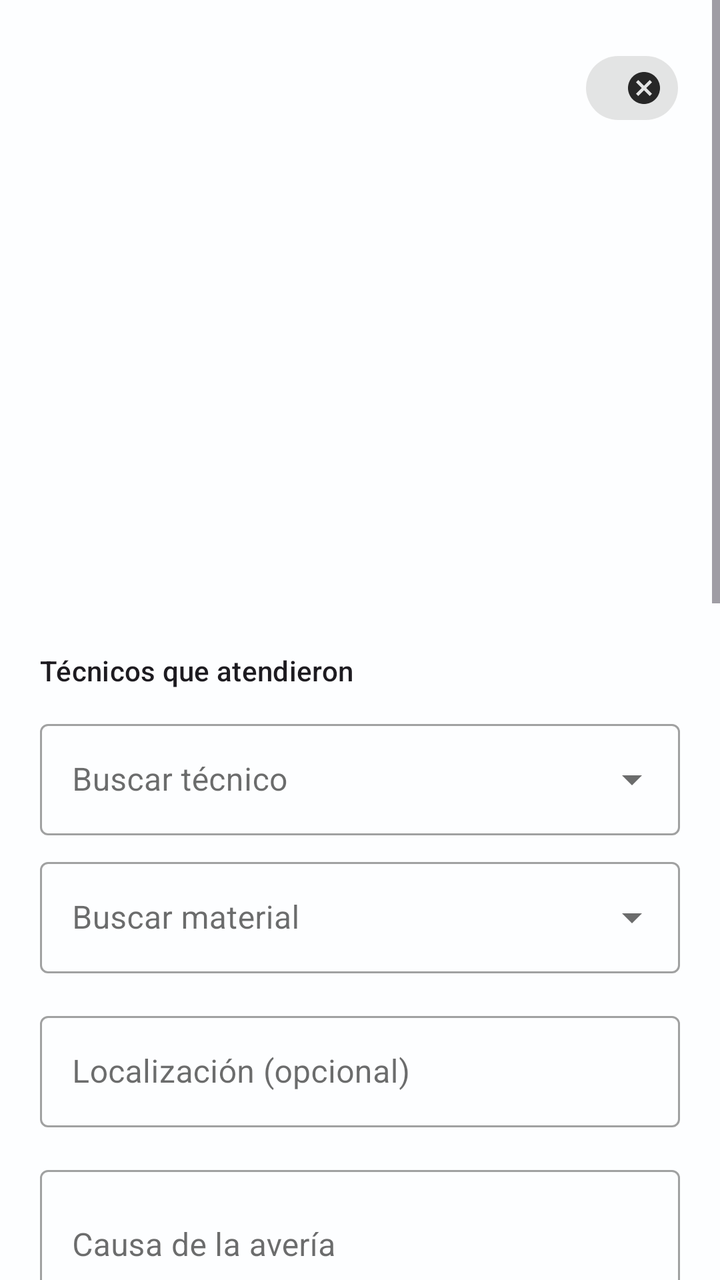
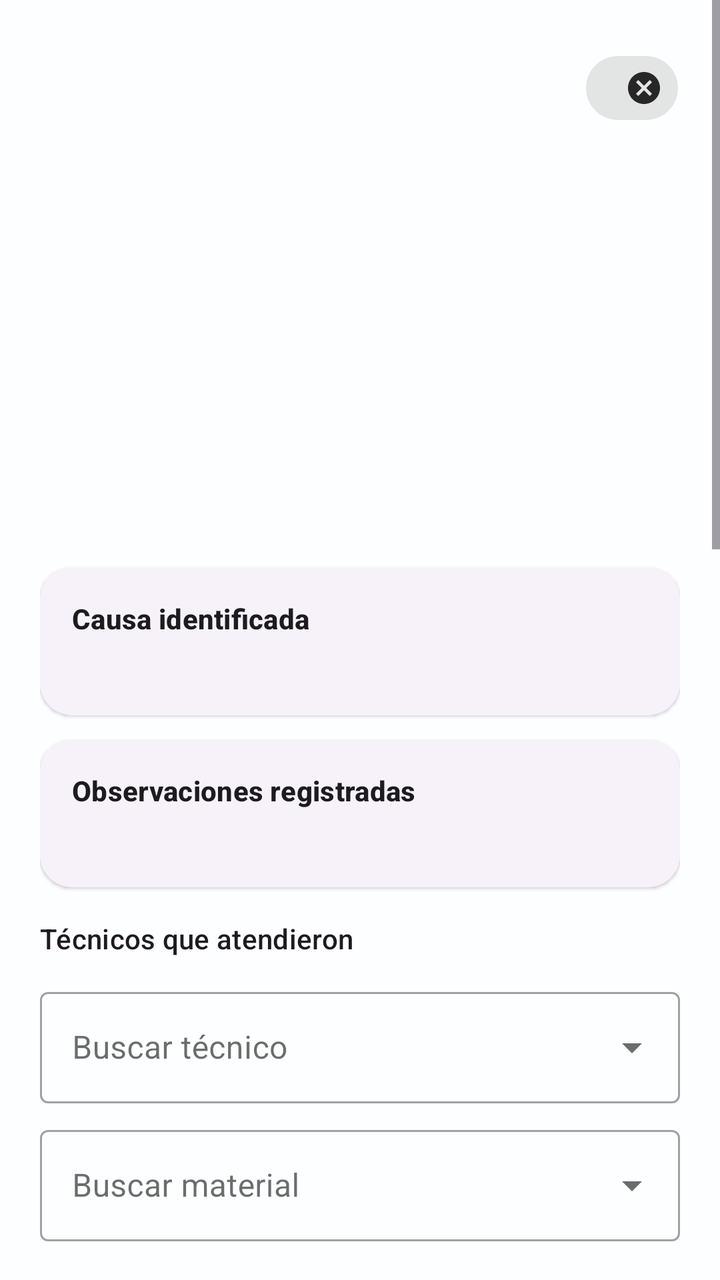

Compare the two renders of this Android layout. The source of the first and the diff that turns it into the second are given below.
<!-- AndroidManifest.xml: application theme Theme.TecniAppICE -->
<!-- res/layout/bottomsheet_averia_detalle.xml -->
<?xml version="1.0" encoding="utf-8"?>
<ScrollView xmlns:android="http://schemas.android.com/apk/res/android"
    xmlns:app="http://schemas.android.com/apk/res-auto"
    android:layout_width="match_parent"
    android:layout_height="wrap_content"
    android:background="?attr/colorSurface">

    <LinearLayout
        android:layout_width="match_parent"
        android:layout_height="wrap_content"
        android:orientation="vertical"
        android:padding="20dp">

        
        <LinearLayout
            android:layout_width="match_parent"
            android:layout_height="wrap_content"
            android:orientation="horizontal"
            android:gravity="center_vertical"
            android:baselineAligned="false">

            <TextView
                android:id="@+id/tvCaso"
                android:layout_width="0dp"
                android:layout_height="wrap_content"
                android:layout_weight="1"
                android:textStyle="bold"
                android:textSize="18sp" />

            <com.google.android.material.chip.Chip
                android:id="@+id/chipEstado"
                style="@style/Widget.MaterialComponents.Chip.Entry"
                android:layout_width="wrap_content"
                android:layout_height="wrap_content"
                android:clickable="false"
                android:checkable="false"
                android:textColor="@android:color/white"
                app:chipIconVisible="false" />
        </LinearLayout>

        
        <TextView
            android:id="@+id/tvNise"
            android:layout_width="match_parent"
            android:layout_height="wrap_content"
            android:layout_marginTop="4dp"
            android:textAppearance="?attr/textAppearanceBodyMedium" />

        <TextView
            android:id="@+id/tvRegion"
            android:layout_width="match_parent"
            android:layout_height="wrap_content"
            android:layout_marginTop="4dp"
            android:textAppearance="?attr/textAppearanceBodyMedium" />

        <TextView
            android:id="@+id/tvAgencia"
            android:layout_width="match_parent"
            android:layout_height="wrap_content"
            android:layout_marginTop="2dp"
            android:textAppearance="?attr/textAppearanceBodyMedium" />

        <TextView
            android:id="@+id/tvCliente"
            android:layout_width="match_parent"
            android:layout_height="wrap_content"
            android:layout_marginTop="2dp"
            android:textAppearance="?attr/textAppearanceBodyMedium"
            android:visibility="gone" />

        <TextView
            android:id="@+id/tvCoordenadas"
            android:layout_width="match_parent"
            android:layout_height="wrap_content"
            android:layout_marginTop="2dp"
            android:textAppearance="?attr/textAppearanceBodySmall" />

        <TextView
    android:id="@+id/tvAsignado"
    android:layout_width="match_parent"
    android:layout_height="wrap_content"
    android:layout_marginTop="8dp"
    android:textAppearance="?attr/textAppearanceBodyMedium" />


        <TextView
            android:id="@+id/tvFechaDetalle"
            android:layout_width="match_parent"
            android:layout_height="wrap_content"
            android:layout_marginTop="2dp"
            android:textAppearance="?attr/textAppearanceBodySmall" />

        <TextView
            android:id="@+id/tvAtendido"
            android:layout_width="match_parent"
            android:layout_height="wrap_content"
            android:layout_marginTop="2dp"
            android:textAppearance="?attr/textAppearanceBodyMedium" />

        <TextView
            android:id="@+id/tvVehiculo"
            android:layout_width="match_parent"
            android:layout_height="wrap_content"
            android:layout_marginTop="2dp"
            android:textAppearance="?attr/textAppearanceBodyMedium" />

        
        <TextView
            android:id="@+id/tvLocalizacionActual"
            android:layout_width="match_parent"
            android:layout_height="wrap_content"
            android:layout_marginTop="8dp"
            android:textAppearance="?attr/textAppearanceBodyMedium" />

        
        <TextView
            android:id="@+id/tvCausaActual"
            android:layout_width="match_parent"
            android:layout_height="wrap_content"
            android:layout_marginTop="2dp"
            android:textAppearance="?attr/textAppearanceBodyMedium" />

        <TextView
            android:id="@+id/tvObservacionesActuales"
            android:layout_width="match_parent"
            android:layout_height="wrap_content"
            android:layout_marginTop="2dp"
            android:textAppearance="?attr/textAppearanceBodyMedium" />

        
        <TextView
            android:id="@+id/tvTecnicosTitulo"
            android:layout_width="match_parent"
            android:layout_height="wrap_content"
            android:layout_marginTop="16dp"
            android:text="@string/averia_tecnicos_atendieron"
            android:textAppearance="?attr/textAppearanceTitleSmall" />

        <com.google.android.material.chip.ChipGroup
            android:id="@+id/chipGroupTecnicos"
            android:layout_width="match_parent"
            android:layout_height="wrap_content"
            android:layout_marginTop="4dp"
            app:singleLine="false"
            app:singleSelection="false" />

        <com.google.android.material.textfield.TextInputLayout
            android:id="@+id/tilTecnicoBuscar"
            style="@style/Widget.MaterialComponents.TextInputLayout.OutlinedBox.ExposedDropdownMenu"
            android:layout_width="match_parent"
            android:layout_height="wrap_content"
            android:layout_marginTop="8dp"
            android:hint="@string/averia_tecnico_autocomplete_hint">

            <AutoCompleteTextView
                android:id="@+id/actvTecnico"
                android:layout_width="match_parent"
                android:layout_height="wrap_content"
                android:inputType="text" />
        </com.google.android.material.textfield.TextInputLayout>



        
        <TextView
            android:id="@+id/tvMateriales"
            android:layout_width="match_parent"
            android:layout_height="wrap_content"
            android:layout_marginTop="16dp"
            android:textAppearance="?attr/textAppearanceTitleSmall"
            android:text="@string/averia_materiales_usados"
            android:visibility="gone" />

        <TextView
            android:id="@+id/tvMaterialesLista"
            android:layout_width="match_parent"
            android:layout_height="wrap_content"
            android:layout_marginTop="4dp"
            android:textAppearance="?attr/textAppearanceBodyMedium"
            android:visibility="gone" />

        <com.google.android.material.textfield.TextInputLayout
            android:id="@+id/tilMaterialBuscar"
            style="@style/Widget.MaterialComponents.TextInputLayout.OutlinedBox.ExposedDropdownMenu"
            android:layout_width="match_parent"
            android:layout_height="wrap_content"
            android:layout_marginTop="8dp"
            android:hint="@string/averia_materiales_autocomplete_hint">

            <AutoCompleteTextView
                android:id="@+id/actvMaterial"
                android:layout_width="match_parent"
                android:layout_height="wrap_content"
                android:inputType="text" />
        </com.google.android.material.textfield.TextInputLayout>



        <com.google.android.material.chip.ChipGroup
            android:id="@+id/chipGroupMateriales"
            android:layout_width="match_parent"
            android:layout_height="wrap_content"
            android:layout_marginTop="4dp"
            app:singleLine="false"
            app:singleSelection="false" />

        
        <com.google.android.material.textfield.TextInputLayout
            android:id="@+id/tilLocalizacion"
            style="@style/Widget.MaterialComponents.TextInputLayout.OutlinedBox"
            android:layout_width="match_parent"
            android:layout_height="wrap_content"
            android:layout_marginTop="12dp"
            android:hint="@string/averia_localizacion_label_hint">

            <com.google.android.material.textfield.TextInputEditText
                android:id="@+id/etLocalizacion"
                android:layout_width="match_parent"
                android:layout_height="wrap_content"
                android:inputType="number"
                android:minLines="2" />
        </com.google.android.material.textfield.TextInputLayout>

        <com.google.android.material.textfield.TextInputLayout
            android:id="@+id/tilCausa"
            style="@style/Widget.MaterialComponents.TextInputLayout.OutlinedBox"
            android:layout_width="match_parent"
            android:layout_height="wrap_content"
            android:layout_marginTop="16dp"
            android:hint="@string/averia_causa_hint">

            <com.google.android.material.textfield.TextInputEditText
                android:id="@+id/etCausa"
                android:layout_width="match_parent"
                android:layout_height="wrap_content"
                android:inputType="textCapSentences|textMultiLine"
                android:minLines="2" />
        </com.google.android.material.textfield.TextInputLayout>

        <com.google.android.material.textfield.TextInputLayout
            android:id="@+id/tilObs"
            style="@style/Widget.MaterialComponents.TextInputLayout.OutlinedBox"
            android:layout_width="match_parent"
            android:layout_height="wrap_content"
            android:layout_marginTop="8dp"
            android:hint="@string/averia_obs_hint">

            <com.google.android.material.textfield.TextInputEditText
                android:id="@+id/etObs"
                android:layout_width="match_parent"
                android:layout_height="wrap_content"
                android:inputType="textCapSentences|textMultiLine"
                android:minLines="2" />
        </com.google.android.material.textfield.TextInputLayout>

        <com.google.android.material.textfield.TextInputLayout
            android:id="@+id/tilAtendido"
            style="@style/Widget.MaterialComponents.TextInputLayout.OutlinedBox"
            android:layout_width="match_parent"
            android:layout_height="wrap_content"
            android:layout_marginTop="8dp"
            android:hint="@string/averia_atendido_hint">

            <com.google.android.material.textfield.TextInputEditText
                android:id="@+id/etAtendido"
                android:layout_width="match_parent"
                android:layout_height="wrap_content"
                android:inputType="textCapWords" />
        </com.google.android.material.textfield.TextInputLayout>

        <com.google.android.material.textfield.TextInputLayout
            android:id="@+id/tilVehiculo"
            style="@style/Widget.MaterialComponents.TextInputLayout.OutlinedBox.ExposedDropdownMenu"
            android:layout_width="match_parent"
            android:layout_height="wrap_content"
            android:layout_marginTop="8dp"
            android:hint="@string/averia_vehiculo">

            <AutoCompleteTextView
                android:id="@+id/actvVehiculo"
                android:layout_width="match_parent"
                android:layout_height="wrap_content"
                android:inputType="number" />
        </com.google.android.material.textfield.TextInputLayout>

        <com.google.android.material.textfield.TextInputLayout
            android:id="@+id/tilHoraInicio"
            style="@style/Widget.MaterialComponents.TextInputLayout.OutlinedBox"
            android:layout_width="match_parent"
            android:layout_height="wrap_content"
            android:layout_marginTop="8dp"
            android:hint="@string/averia_hora_inicio_hint">

            <com.google.android.material.textfield.TextInputEditText
                android:id="@+id/etHoraInicio"
                android:layout_width="match_parent"
                android:layout_height="wrap_content"
                android:inputType="time" />
        </com.google.android.material.textfield.TextInputLayout>

        <com.google.android.material.textfield.TextInputLayout
            android:id="@+id/tilHoraFinal"
            style="@style/Widget.MaterialComponents.TextInputLayout.OutlinedBox"
            android:layout_width="match_parent"
            android:layout_height="wrap_content"
            android:layout_marginTop="8dp"
            android:hint="@string/averia_hora_fin_hint">

            <com.google.android.material.textfield.TextInputEditText
                android:id="@+id/etHoraFin"
                android:layout_width="match_parent"
                android:layout_height="wrap_content"
                android:inputType="time" />
        </com.google.android.material.textfield.TextInputLayout>

        <com.google.android.material.textfield.TextInputLayout
            android:id="@+id/tilKmInicio"
            style="@style/Widget.MaterialComponents.TextInputLayout.OutlinedBox"
            android:layout_width="match_parent"
            android:layout_height="wrap_content"
            android:layout_marginTop="8dp"
            android:hint="@string/averia_km_inicio_hint">

            <com.google.android.material.textfield.TextInputEditText
                android:id="@+id/etKmInicio"
                android:layout_width="match_parent"
                android:layout_height="wrap_content"
                android:inputType="numberDecimal" />
        </com.google.android.material.textfield.TextInputLayout>

        <com.google.android.material.textfield.TextInputLayout
            android:id="@+id/tilKmFinal"
            style="@style/Widget.MaterialComponents.TextInputLayout.OutlinedBox"
            android:layout_width="match_parent"
            android:layout_height="wrap_content"
            android:layout_marginTop="8dp"
            android:hint="@string/averia_km_fin_hint">

            <com.google.android.material.textfield.TextInputEditText
                android:id="@+id/etKmFinal"
                android:layout_width="match_parent"
                android:layout_height="wrap_content"
                android:inputType="numberDecimal" />
        </com.google.android.material.textfield.TextInputLayout>

        
        <LinearLayout
            android:layout_width="match_parent"
            android:layout_height="wrap_content"
            android:layout_marginTop="16dp"
            android:orientation="vertical">

            <com.google.android.material.button.MaterialButton
                android:id="@+id/btnAsignar"
                style="@style/Widget.Material3.Button"
                android:layout_width="match_parent"
                android:layout_height="wrap_content"
                android:text="@string/averia_asignar"
                android:textAllCaps="false" />

            <com.google.android.material.button.MaterialButton
                android:id="@+id/btnAtender"
                style="@style/Widget.Material3.Button"
                android:layout_width="match_parent"
                android:layout_height="wrap_content"
                android:layout_marginTop="8dp"
                android:text="@string/averia_guardar_en_atencion"
                android:textAllCaps="false" />

            <com.google.android.material.button.MaterialButton
                android:id="@+id/btnResolver"
                style="@style/Widget.Material3.Button"
                android:layout_width="match_parent"
                android:layout_height="wrap_content"
                android:layout_marginTop="8dp"
                android:text="@string/averia_guardar_resolucion"
                android:textAllCaps="false"
                android:visibility="gone" />

            <com.google.android.material.button.MaterialButton
                android:id="@+id/btnExportar"
                style="@style/Widget.Material3.Button"
                android:layout_width="match_parent"
                android:layout_height="wrap_content"
                android:layout_marginTop="8dp"
                android:text="@string/averia_exportar_pdf_button"
                android:textAllCaps="false"
                android:visibility="gone" />

            <com.google.android.material.button.MaterialButton
                android:id="@+id/btnVerMapa"
                style="@style/Widget.Material3.Button.OutlinedButton"
                android:layout_width="match_parent"
                android:layout_height="wrap_content"
                android:layout_marginTop="8dp"
                android:text="@string/averia_ver_mapa"
                android:textAllCaps="false" />
        </LinearLayout>

    </LinearLayout>
</ScrollView>
<!-- resources referenced by this layout -->
<resources>
  <string name="averia_asignar">Asignar</string>
  <string name="averia_atendido_hint">Nombre del técnico</string>
  <string name="averia_causa_hint">Causa de la avería</string>
  <string name="averia_exportar_pdf_button">Generar PDF</string>
  <string name="averia_guardar_en_atencion">Guardar atención</string>
  <string name="averia_guardar_resolucion">Guardar resolución</string>
  <string name="averia_hora_fin_hint">Hora de finalización (HH:mm)</string>
  <string name="averia_hora_inicio_hint">Hora de inicio (HH:mm)</string>
  <string name="averia_km_fin_hint">Kilometraje final</string>
  <string name="averia_km_inicio_hint">Kilometraje inicial</string>
  <string name="averia_localizacion_label_hint">Localización (opcional)</string>
  <string name="averia_materiales_autocomplete_hint">Buscar material</string>
  <string name="averia_materiales_usados">Materiales usados</string>
  <string name="averia_obs_hint">Observaciones</string>
  <string name="averia_tecnico_autocomplete_hint">Buscar técnico</string>
  <string name="averia_tecnicos_atendieron">Técnicos que atendieron</string>
  <string name="averia_vehiculo">Vehículo</string>
  <string name="averia_ver_mapa">Ver mapa</string>
  <style name="Theme.TecniAppICE" parent="Theme.Material3.DayNight.NoActionBar">
  
          
          <item name="colorPrimary">@color/ice_blue</item>
          <item name="colorOnPrimary">@color/white</item>
          <item name="colorSecondary">@color/ice_yellow</item>
          <item name="colorOnSecondary">@color/black</item>
  
          
          <item name="colorSurface">@color/surface_light</item>
          <item name="colorOnSurface">@color/on_light</item>
          <item name="colorSurfaceVariant">@color/surface_variant_light</item>
  
          
          <item name="colorError">@color/error_500</item>
          <item name="colorTertiary">@color/success_500</item>
  
          
          <item name="android:windowBackground">@color/bg_light</item>
          <item name="android:colorBackground">@color/bg_light</item>
          <item name="android:statusBarColor">@android:color/transparent</item>
          <item name="android:navigationBarColor">@android:color/transparent</item>
          <item name="android:windowLightStatusBar">true</item>
  
          
          <item name="materialCardViewStyle">@style/Tecni.Card</item>
          <item name="materialButtonStyle">@style/Tecni.Button</item>
          <item name="chipStyle">@style/Tecni.Chip</item>
          <item name="toolbarStyle">@style/Tecni.Toolbar</item>
      </style>
  <color name="ice_blue">#0071CE</color>
  <color name="white">#FFFFFFFF</color>
  <color name="ice_yellow">#FFDD00</color>
  <color name="black">#FF000000</color>
  <color name="surface_light">#CCFFFFFF</color>
  <color name="on_light">#0A0A0A</color>
  <color name="surface_variant_light">#EAF3FF</color>
  <color name="error_500">#D32F2F</color>
  <color name="success_500">#4CAF50</color>
  <color name="bg_light">#F7FAFF</color>
  <style name="Tecni.Card" parent="Widget.Material3.CardView.Elevated">
          <item name="cardCornerRadius">20dp</item>
          <item name="cardElevation">3dp</item>
          <item name="strokeWidth">0dp</item>
      </style>
  <style name="Tecni.Button" parent="Widget.Material3.Button.TonalButton">
          <item name="android:minHeight">44dp</item>
      </style>
  <style name="Tecni.Chip" parent="Widget.Material3.Chip.Filter">
          <item name="android:minHeight">36dp</item>
      </style>
  <style name="Tecni.Toolbar" parent="Widget.Material3.Toolbar">
          <item name="android:elevation">2dp</item>
      </style>
</resources>

<!-- the commit's change to res/layout/bottomsheet_averia_detalle.xml (unified diff, before → after) -->
@@ -109,23 +109,72 @@
             android:id="@+id/tvLocalizacionActual"
             android:layout_width="match_parent"
             android:layout_height="wrap_content"
-            android:layout_marginTop="8dp"
-            android:textAppearance="?attr/textAppearanceBodyMedium" />
-
-        
-        <TextView
-            android:id="@+id/tvCausaActual"
-            android:layout_width="match_parent"
-            android:layout_height="wrap_content"
-            android:layout_marginTop="2dp"
-            android:textAppearance="?attr/textAppearanceBodyMedium" />
-
-        <TextView
-            android:id="@+id/tvObservacionesActuales"
-            android:layout_width="match_parent"
-            android:layout_height="wrap_content"
-            android:layout_marginTop="2dp"
-            android:textAppearance="?attr/textAppearanceBodyMedium" />
+            android:layout_marginTop="12dp"
+            android:textAppearance="?attr/textAppearanceBodyMedium"
+            android:textIsSelectable="true" />
+
+        
+        <com.google.android.material.card.MaterialCardView
+            android:id="@+id/cardCausa"
+            android:layout_width="match_parent"
+            android:layout_height="wrap_content"
+            android:layout_marginTop="12dp"
+            app:cardCornerRadius="16dp"
+            app:cardElevation="1dp">
+
+            <LinearLayout
+                android:layout_width="match_parent"
+                android:layout_height="wrap_content"
+                android:orientation="vertical"
+                android:padding="16dp">
+
+                <TextView
+                    android:layout_width="match_parent"
+                    android:layout_height="wrap_content"
+                    android:text="@string/averia_detalle_causa_title"
+                    android:textAppearance="?attr/textAppearanceTitleSmall"
+                    android:textStyle="bold" />
+
+                <TextView
+                    android:id="@+id/tvCausaActual"
+                    android:layout_width="match_parent"
+                    android:layout_height="wrap_content"
+                    android:layout_marginTop="4dp"
+                    android:textAppearance="?attr/textAppearanceBodyMedium"
+                    android:textIsSelectable="true" />
+            </LinearLayout>
+        </com.google.android.material.card.MaterialCardView>
+
+        <com.google.android.material.card.MaterialCardView
+            android:id="@+id/cardObservaciones"
+            android:layout_width="match_parent"
+            android:layout_height="wrap_content"
+            android:layout_marginTop="12dp"
+            app:cardCornerRadius="16dp"
+            app:cardElevation="1dp">
+
+            <LinearLayout
+                android:layout_width="match_parent"
+                android:layout_height="wrap_content"
+                android:orientation="vertical"
+                android:padding="16dp">
+
+                <TextView
+                    android:layout_width="match_parent"
+                    android:layout_height="wrap_content"
+                    android:text="@string/averia_detalle_observaciones_title"
+                    android:textAppearance="?attr/textAppearanceTitleSmall"
+                    android:textStyle="bold" />
+
+                <TextView
+                    android:id="@+id/tvObservacionesActuales"
+                    android:layout_width="match_parent"
+                    android:layout_height="wrap_content"
+                    android:layout_marginTop="4dp"
+                    android:textAppearance="?attr/textAppearanceBodyMedium"
+                    android:textIsSelectable="true" />
+            </LinearLayout>
+        </com.google.android.material.card.MaterialCardView>
 
         
         <TextView
<!-- resource entries referenced after the edit -->
@@ -3,6 +3,8 @@
   <string name="averia_asignar">Asignar</string>
   <string name="averia_atendido_hint">Nombre del técnico</string>
   <string name="averia_causa_hint">Causa de la avería</string>
+  <string name="averia_detalle_causa_title">Causa identificada</string>
+  <string name="averia_detalle_observaciones_title">Observaciones registradas</string>
   <string name="averia_exportar_pdf_button">Generar PDF</string>
   <string name="averia_guardar_en_atencion">Guardar atención</string>
   <string name="averia_guardar_resolucion">Guardar resolución</string>
